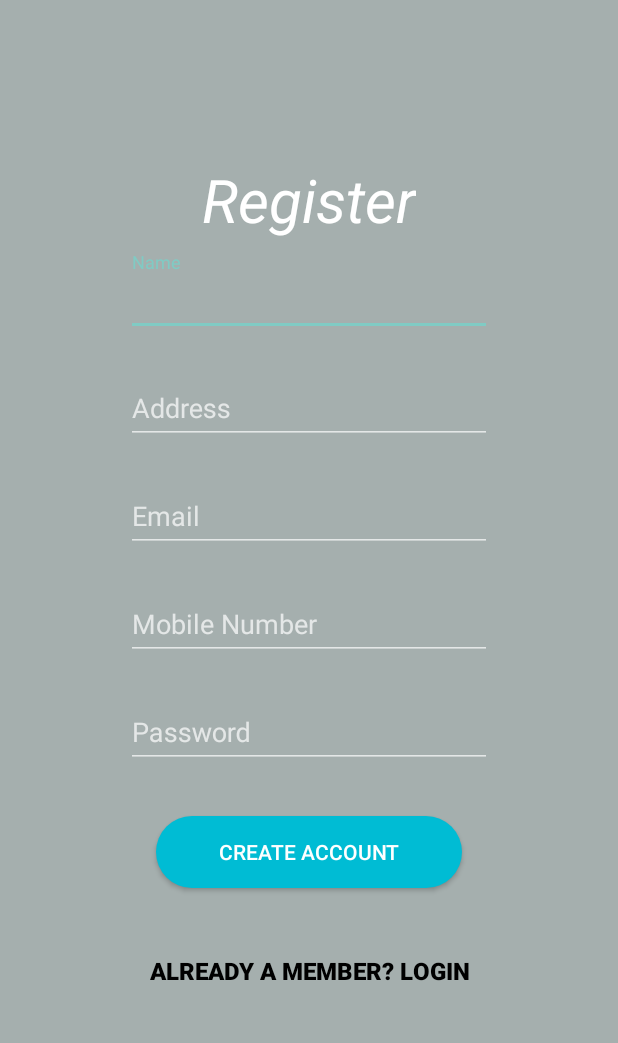
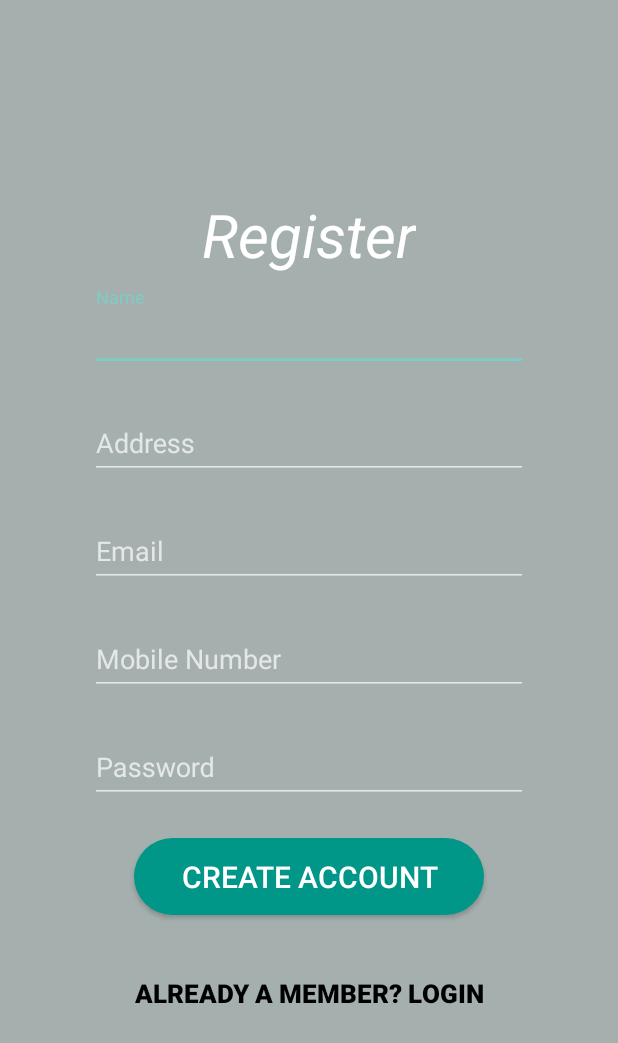
Before and after one commit to deewanshi/snackorder, an Android app: the SignupActivity screen opened directly, with no data from a screen before it, on a phone screen of 412 x 824 dp. Shown: the top 1043 px of the screen. Run offline under Robolectric (Android 15) with nearby library versions, the light colour scheme and no system bars; our stand-ins replace ButterKnife, Firebase (no records; nobody signed in at launch, a user with empty details on screens opened directly).

Commit message:
some changes 1

```diff
--- a/app/src/main/res/drawable/oval.xml
+++ b/app/src/main/res/drawable/oval.xml
@@ -9,7 +9,7 @@
         android:topLeftRadius="60dp"
         android:topRightRadius="60dp" />
 
-    <solid android:color="#00BCD4" />
+    <solid android:color="#009688" />
 
 
 
--- a/app/src/main/res/layout/activity_signup.xml
+++ b/app/src/main/res/layout/activity_signup.xml
@@ -14,18 +14,16 @@
     tools:context=".SignupActivity">
 
 <ScrollView
-    android:layout_width="fill_parent"
-    android:layout_height="fill_parent"
+    android:layout_width="match_parent"
+    android:layout_height="match_parent"
     android:fitsSystemWindows="true">
 
     <LinearLayout
         android:orientation="vertical"
         android:layout_width="match_parent"
         android:layout_height="wrap_content"
-        android:paddingTop="56dp"
-        android:paddingLeft="24dp"
-        android:paddingRight="24dp"
-        android:layout_marginTop="50dp">
+        android:layout_gravity="center"
+        android:layout_marginTop="10dp">
         <!--<ImageView android:src="@drawable/logo"
             android:layout_width="wrap_content"
             android:layout_height="72dp"
@@ -35,13 +33,13 @@
         <TextView
             android:layout_width="wrap_content"
             android:layout_height="wrap_content"
+            android:layout_gravity="center"
             android:text="Register"
             android:textAlignment="center"
             android:textColor="#FFFFFF"
-            android:textStyle="italic"
             android:textSize="40dp"
-            android:layout_gravity="center">
-        </TextView>
+            android:textStyle="italic"></TextView>
+
         <android.support.design.widget.TextInputLayout
             android:layout_width="match_parent"
             android:layout_height="wrap_content"
@@ -138,19 +136,21 @@
 
         <android.support.v7.widget.AppCompatButton
             android:id="@+id/sign_up_button"
-            android:layout_width="fill_parent"
+            android:layout_width="233dp"
             android:layout_height="wrap_content"
-            android:layout_marginTop="24dp"
-            android:layout_marginBottom="24dp"
-
-            android:layout_marginLeft="80dp"
-            android:layout_marginRight="80dp"
+            android:layout_gravity="center"
+            android:layout_marginLeft="40dp"
+            android:layout_marginTop="15dp"
+            android:layout_marginRight="40dp"
+            android:layout_marginBottom="20dp"
+            android:background="@drawable/oval"
             android:padding="12dp"
+            android:paddingLeft="20dp"
+            android:paddingRight="20dp"
             android:text="Create Account"
-
-            android:background="@drawable/oval"
-
-            android:textColor="@color/white"/>
+            android:textColor="@color/white"
+            android:textAlignment="center"
+            android:textSize="20dp" />
 
         <android.support.v7.widget.AppCompatButton
             android:id="@+id/sign_in_button"
@@ -160,7 +160,7 @@
             android:layout_height="wrap_content"
             android:layout_marginLeft="60dp"
             android:layout_marginRight="60dp"
-            android:layout_marginBottom="10dp"
+            android:layout_marginBottom="20dp"
             android:background="@null"
             android:gravity="center"
             android:padding="20dp"
@@ -168,7 +168,7 @@
             android:textStyle="bold"
             android:text="Already a member? Login"
             android:textColor="@color/black"
-            android:textSize="16dp" />
+            android:textSize="17dp" />
 
     </LinearLayout>
 </ScrollView>
```
Also changed, not shown: app/src/main/res/layout/activity_login.xml (+25 -23 lines), app/src/main/res/layout/welcome_slide1.xml (+9 -6 lines), app/src/main/res/layout/welcome_slide2.xml (+10 -8 lines).
